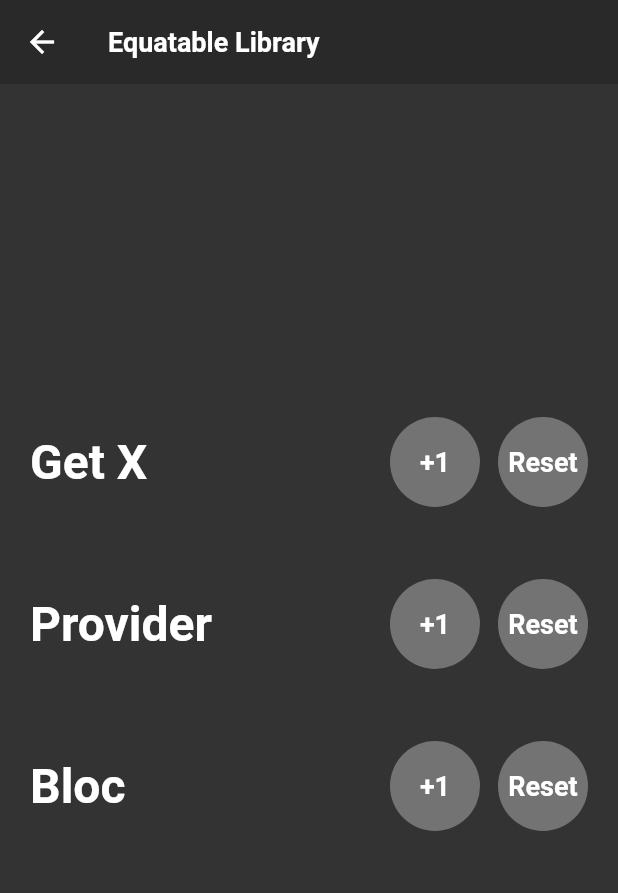
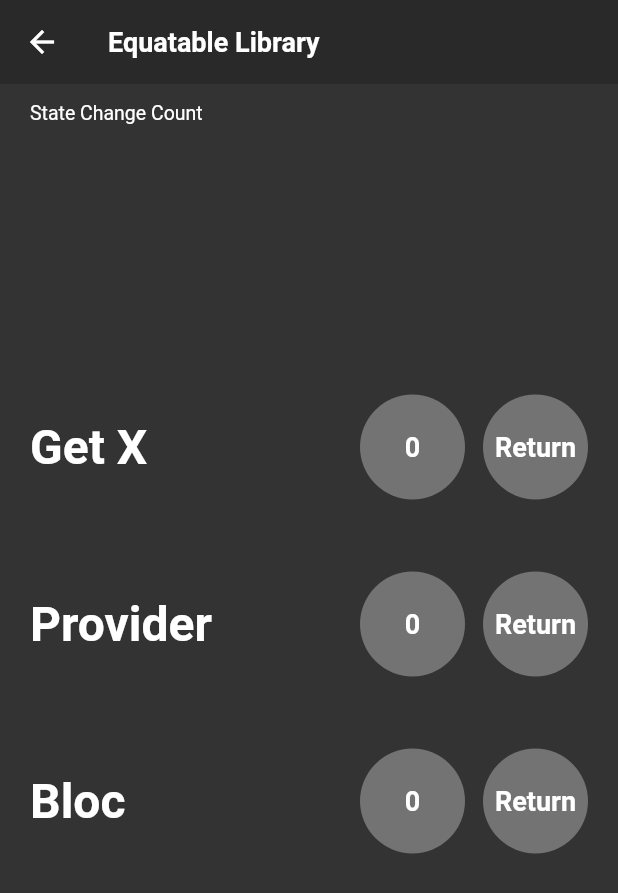
Before and after one commit to boglbbogl/flutter_velog_sample, a Flutter app: the LibraryEquatableScreen screen opened by its route, on a phone screen of 412 x 824 dp. Shown: the top 893 px of the screen. Run offline on Flutter 3.47's test engine with Material 2 defaults, Android fonts, the light colour scheme and no system bars; our stand-ins replace bloc, equatable, flutter_bloc, flutter_mobx, flutter_riverpod, get and 3 more; missing offline and left inert: flutter_inappwebview; accounts and stored records are empty; generated files the repository leaves out were written again; statements that could not run were skipped.

Commit message:
equatable state dev

```diff
--- /dev/null
+++ b/lib/library/equatable/bloc/library_equatable_bloc.dart
@@ -0,0 +1,21 @@
+import 'package:flutter_bloc/flutter_bloc.dart';
+import 'package:flutter_velog_sample/library/equatable/bloc/library_equatable_event.dart';
+import 'package:flutter_velog_sample/library/equatable/bloc/library_equatable_state.dart';
+
+class LibraryEquatableBloc
+    extends Bloc<LibraryEquatableEvent, LibraryEquatableState> {
+  LibraryEquatableBloc() : super(const LibraryEquatableState(0)) {
+    on<IncrementEquatableEvent>(_increment);
+    on<ReturnEquatableEvent>(_return);
+  }
+
+  void _increment(
+      IncrementEquatableEvent event, Emitter<LibraryEquatableState> emit) {
+    emit(LibraryEquatableState(state.count + 1));
+  }
+
+  void _return(
+      ReturnEquatableEvent event, Emitter<LibraryEquatableState> emit) {
+    emit(LibraryEquatableState(state.count));
+  }
+}
--- /dev/null
+++ b/lib/library/equatable/bloc/library_equatable_event.dart
@@ -0,0 +1,13 @@
+import 'package:equatable/equatable.dart';
+
+abstract class LibraryEquatableEvent extends Equatable {}
+
+class IncrementEquatableEvent extends LibraryEquatableEvent {
+  @override
+  List<Object?> get props => [];
+}
+
+class ReturnEquatableEvent extends LibraryEquatableEvent {
+  @override
+  List<Object?> get props => [];
+}
--- /dev/null
+++ b/lib/library/equatable/bloc/library_equatable_state.dart
@@ -0,0 +1,9 @@
+import 'package:equatable/equatable.dart';
+
+class LibraryEquatableState extends Equatable {
+  final int count;
+  const LibraryEquatableState(this.count);
+
+  @override
+  List<Object?> get props => [count];
+}
--- a/lib/library/equatable/get/library_equatable_getx.dart
+++ b/lib/library/equatable/get/library_equatable_getx.dart
@@ -2,6 +2,16 @@
 
 class LibraryEquatableGetx extends GetxController {
   int count = 0;
+
+  void increment() {
+    count = count + 1;
+    update();
+  }
+
+  void stateReturn() {
+    count;
+    update();
+  }
 
   @override
   void onInit() {
--- a/lib/library/equatable/library_equatable_screen.dart
+++ b/lib/library/equatable/library_equatable_screen.dart
@@ -2,29 +2,100 @@
 import 'package:flutter/material.dart';
 import 'package:flutter/src/widgets/container.dart';
 import 'package:flutter/src/widgets/framework.dart';
+import 'package:flutter_bloc/flutter_bloc.dart';
 import 'package:flutter_velog_sample/_core/app_bar.dart';
+import 'package:flutter_velog_sample/library/equatable/bloc/library_equatable_bloc.dart';
+import 'package:flutter_velog_sample/library/equatable/bloc/library_equatable_event.dart';
+import 'package:flutter_velog_sample/library/equatable/bloc/library_equatable_state.dart';
+import 'package:flutter_velog_sample/library/equatable/get/library_equatable_getx.dart';
+import 'package:flutter_velog_sample/library/equatable/provider/library_equatable_provider.dart';
+import 'package:flutter_velog_sample/library/equatable/provider/library_equatable_state_provider.dart';
+import 'package:get/get_state_manager/get_state_manager.dart';
+import 'package:provider/provider.dart';
 
 class LibraryEquatableScreen extends StatelessWidget {
   const LibraryEquatableScreen({super.key});
 
   @override
   Widget build(BuildContext context) {
+    return ChangeNotifierProvider(
+      create: (_) => LibraryEquatableStateProvider(),
+      child: Consumer<LibraryEquatableStateProvider>(
+          builder: (context, value, child) {
         return Scaffold(
           appBar: appBar(title: "Equatable Library"),
-      body: Column(
+          body: Stack(
+            children: [
+              Padding(
+                padding:
+                    const EdgeInsets.symmetric(horizontal: 20, vertical: 12),
+                child: Column(
+                  children: [
+                    Text('State Change Count'),
+                    Column(
+                      children: [],
+                    )
+                  ],
+                ),
+              ),
+              Column(
                 mainAxisAlignment: MainAxisAlignment.center,
                 children: [
-          _stateUI(context: context, title: "Get X"),
-          _stateUI(context: context, title: "Provider"),
-          _stateUI(context: context, title: "Bloc"),
+                  GetBuilder<LibraryEquatableGetx>(
+                      init: LibraryEquatableGetx(),
+                      builder: (state) {
+                        print("get ${state}");
+                        return _stateUI(
+                            context: context,
+                            title: "Get X",
+                            count: state.count,
+                            onIncrement: () => state.increment(),
+                            onReturn: () => state.stateReturn());
+                      }),
+                  ChangeNotifierProvider(
+                    create: (_) => LibraryEquatableProvider(),
+                    child: Consumer<LibraryEquatableProvider>(
+                        builder: (context, state, child) {
+                      print("provider ${state}");
+                      return _stateUI(
+                          context: context,
+                          title: "Provider",
+                          count: state.count,
+                          onIncrement: () => state.increment(),
+                          onReturn: () => state.stateReturn());
+                    }),
+                  ),
+                  BlocProvider(
+                    create: (_) => LibraryEquatableBloc(),
+                    child: BlocBuilder<LibraryEquatableBloc,
+                        LibraryEquatableState>(builder: (context, state) {
+                      return _stateUI(
+                          context: context,
+                          title: "Bloc",
+                          count: state.count,
+                          onIncrement: () => context
+                              .read<LibraryEquatableBloc>()
+                              .add(IncrementEquatableEvent()),
+                          onReturn: () => context
+                              .read<LibraryEquatableBloc>()
+                              .add(ReturnEquatableEvent()));
+                    }),
+                  ),
                 ],
               ),
+            ],
+          ),
+        );
+      }),
     );
   }
 
   Padding _stateUI({
     required BuildContext context,
     required String title,
+    required int count,
+    required Function() onIncrement,
+    required Function() onReturn,
   }) {
     return Padding(
       padding: const EdgeInsets.only(bottom: 48, left: 20, right: 20),
@@ -39,9 +110,9 @@
             ),
             Row(
               children: [
-                _button(title: "+1", onTap: () {}),
+                _button(title: "$count", onTap: onIncrement),
                 const SizedBox(width: 12),
-                _button(title: "Reset", onTap: () {}),
+                _button(title: "Return", onTap: onReturn),
               ],
             ),
           ],
@@ -57,8 +128,8 @@
     return GestureDetector(
       onTap: onTap,
       child: Container(
-        width: 60,
-        height: 60,
+        width: 70,
+        height: 70,
         decoration: BoxDecoration(
           color: const Color.fromRGBO(115, 115, 115, 1),
           borderRadius: BorderRadius.circular(60),
--- a/lib/library/equatable/provider/library_equatable_provider.dart
+++ b/lib/library/equatable/provider/library_equatable_provider.dart
@@ -3,5 +3,15 @@
 class LibraryEquatableProvider extends ChangeNotifier {
   int _count = 0;
 
+  void increment() {
+    _count = _count + 1;
+    notifyListeners();
+  }
+
+  void stateReturn() {
+    _count;
+    notifyListeners();
+  }
+
   int get count => _count;
 }
--- /dev/null
+++ b/lib/library/equatable/provider/library_equatable_state_provider.dart
@@ -0,0 +1,25 @@
+import 'package:flutter/material.dart';
+
+class LibraryEquatableStateProvider extends ChangeNotifier {
+  int getState = 0;
+  int providerState = 0;
+  int blocState = 0;
+
+  void changed(int index) {
+    switch (index) {
+      case 0:
+        getState = getState + 1;
+        notifyListeners();
+        break;
+      case 1:
+        providerState = providerState + 1;
+        notifyListeners();
+        break;
+      case 2:
+        blocState = blocState + 1;
+        notifyListeners();
+        break;
+      default:
+    }
+  }
+}
--- a/lib/main_screen.dart
+++ b/lib/main_screen.dart
@@ -193,6 +193,13 @@
                   namedRouter: '/infinityScroll/pageview',
                 ),
               ]),
+              _category(title: 'Sliver', widgets: [
+                _item(
+                  length: 3,
+                  context: context,
+                  content: ' ',
+                ),
+              ]),
               _category(title: 'Webview', widgets: [
                 _item(
                   length: 3,
```
Lines whose indentation alone changed are shown as unchanged.
